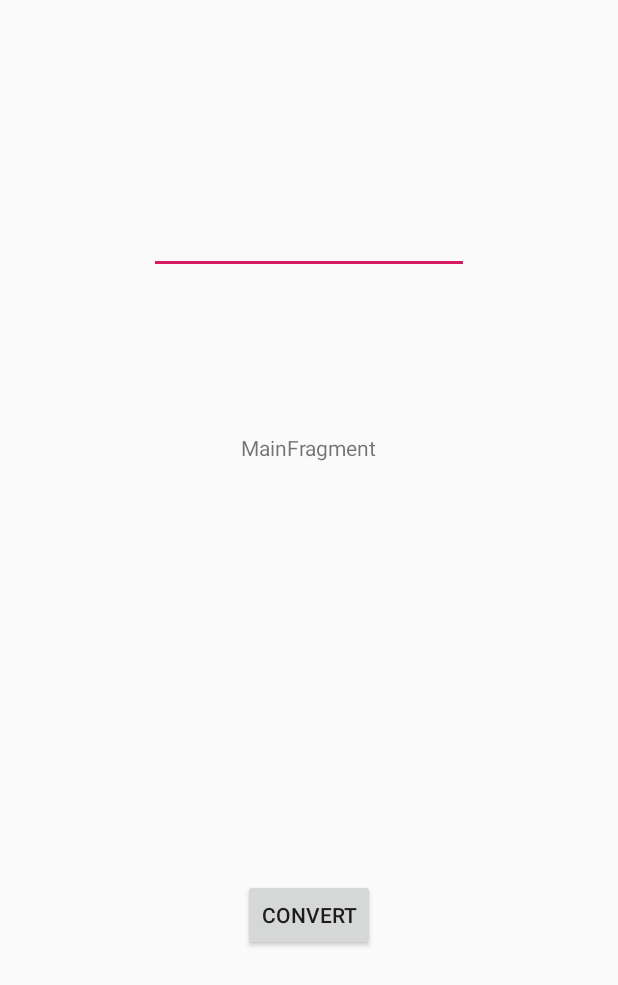
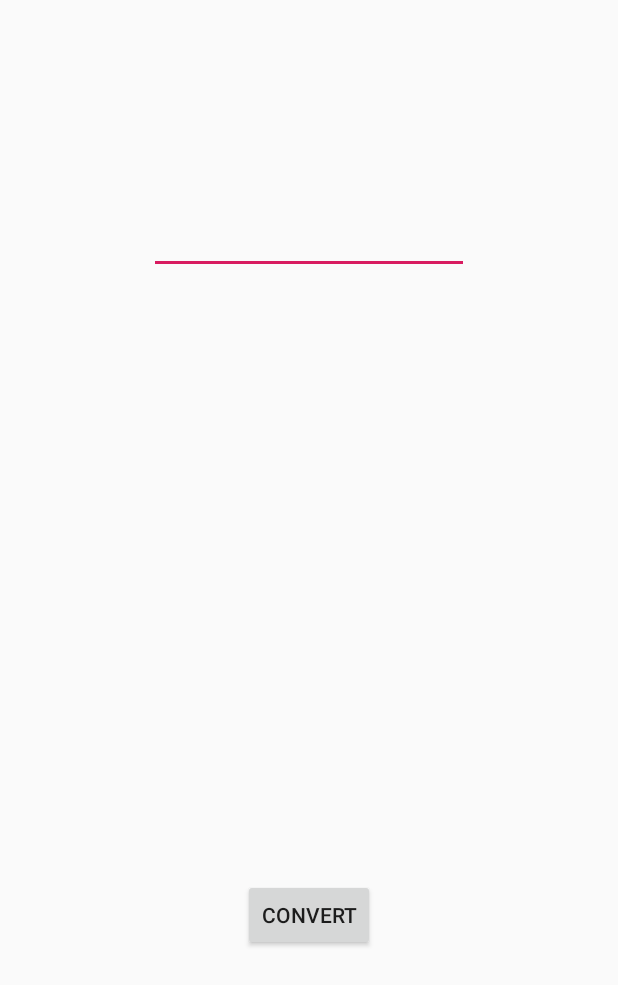
Before and after one commit to ThinhTranA/AndroidCodeSnippets, an Android app: the layout main_fragment.xml on its own in the app's theme, with its tools: preview values and no code run, on a phone screen of 412 x 824 dp. Shown: the top 985 px of the screen. Run offline under Robolectric (Android 15) with nearby library versions, the phone set to English and light mode, and no system bars.

```diff
--- a/Essentials/ViewModelDemo/app/build.gradle
+++ b/Essentials/ViewModelDemo/app/build.gradle
@@ -1,6 +1,10 @@
 apply plugin: 'com.android.application'
 
 android {
+    dataBinding{
+        enabled = true
+    }
+
     compileSdkVersion 29
     buildToolsVersion "29.0.2"
     defaultConfig {
--- a/Essentials/ViewModelDemo/app/src/main/res/layout/main_fragment.xml
+++ b/Essentials/ViewModelDemo/app/src/main/res/layout/main_fragment.xml
@@ -1,7 +1,16 @@
 <?xml version="1.0" encoding="utf-8"?>
-<androidx.constraintlayout.widget.ConstraintLayout xmlns:android="http://schemas.android.com/apk/res/android"
+
+<layout xmlns:android="http://schemas.android.com/apk/res/android"
     xmlns:app="http://schemas.android.com/apk/res-auto"
-    xmlns:tools="http://schemas.android.com/tools"
+    xmlns:tools="http://schemas.android.com/tools">
+
+    <data>
+        <variable
+            name="myViewModel"
+            type="com.visualsharp.viewmodeldemo.ui.main.MainViewModel" />
+    </data>
+
+    <androidx.constraintlayout.widget.ConstraintLayout
         android:id="@+id/main"
         android:layout_width="match_parent"
         android:layout_height="match_parent"
@@ -11,7 +20,7 @@
             android:id="@+id/resultText"
             android:layout_width="wrap_content"
             android:layout_height="wrap_content"
-        android:text="@string/mainfragment"
+            android:text='@{safeUnbox(myViewModel.result) == 0.0 ? "Enter value": String.valueOf(safeUnbox(myViewModel.result))+"euros"}'
             app:layout_constraintBottom_toBottomOf="parent"
             app:layout_constraintEnd_toEndOf="parent"
             app:layout_constraintStart_toStartOf="parent"
@@ -22,14 +31,15 @@
             android:id="@+id/dollarText"
             android:layout_width="wrap_content"
             android:layout_height="wrap_content"
+            android:autofillHints=""
             android:ems="10"
-        android:inputType="number"
+            android:inputType="numberDecimal"
+            android:text="@={myViewModel.dollarValue}"
             app:layout_constraintBottom_toBottomOf="parent"
             app:layout_constraintEnd_toEndOf="parent"
             app:layout_constraintStart_toStartOf="parent"
             app:layout_constraintTop_toTopOf="parent"
-        app:layout_constraintVertical_bias="0.176"
-        android:autofillHints="" />
+            app:layout_constraintVertical_bias="0.176" />
 
         <Button
             android:id="@+id/convertButton"
@@ -37,9 +47,13 @@
             android:layout_height="wrap_content"
             android:layout_marginTop="88dp"
             android:text="@string/convert"
+            android:onClick="@{() -> myViewModel.convertValue()}"
             app:layout_constraintBottom_toBottomOf="parent"
             app:layout_constraintEnd_toEndOf="parent"
             app:layout_constraintStart_toStartOf="parent"
             app:layout_constraintTop_toBottomOf="@+id/resultText" />
 
     </androidx.constraintlayout.widget.ConstraintLayout>
+
+
+</layout>
```
Also changed, not shown: Essentials/ViewModelDemo/app/src/main/java/com/visualsharp/viewmodeldemo/ui/main/MainFragment.java (+13 -43 lines), Essentials/ViewModelDemo/app/src/main/java/com/visualsharp/viewmodeldemo/ui/main/MainViewModel.java (+10 -8 lines). Lines whose indentation alone changed are shown as unchanged.
